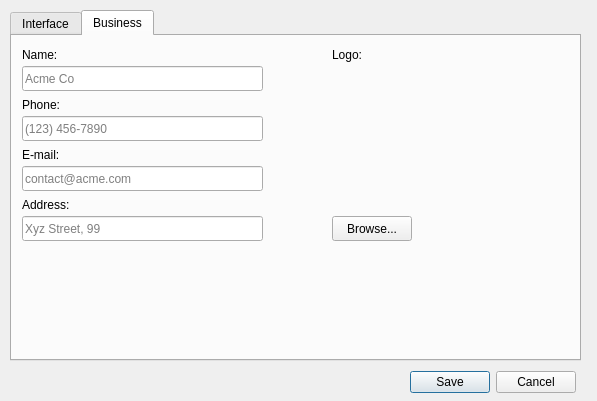
MysteriousSonOfGod/pyofsale, file settingsWindow/form.ui: the form before one commit.
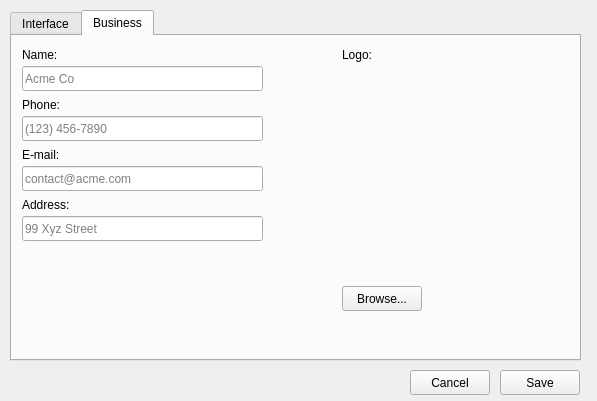
The form after the commit. The open tabs and pages were chosen to show the change. Icons and pictures are not drawn.

Commit message: Fixes business info settings

```diff
--- a/settingsWindow/form.ui
+++ b/settingsWindow/form.ui
@@ -183,12 +183,15 @@
     <widget class="QPushButton" name="browseBtn">
      <property name="geometry">
       <rect>
-       <x>320</x>
-       <y>180</y>
+       <x>330</x>
+       <y>250</y>
        <width>80</width>
        <height>25</height>
       </rect>
      </property>
+     <property name="focusPolicy">
+      <enum>Qt::NoFocus</enum>
+     </property>
      <property name="text">
       <string>Browse...</string>
      </property>
@@ -229,7 +232,7 @@
       </rect>
      </property>
      <property name="placeholderText">
-      <string>Xyz Street, 99</string>
+      <string>99 Xyz Street</string>
      </property>
     </widget>
     <widget class="QLabel" name="nameLabel">
@@ -287,7 +290,7 @@
     <widget class="QLabel" name="logoLabel">
      <property name="geometry">
       <rect>
-       <x>320</x>
+       <x>330</x>
        <y>10</y>
        <width>54</width>
        <height>17</height>
@@ -297,19 +300,81 @@
       <string>Logo:</string>
      </property>
     </widget>
+    <widget class="QLabel" name="businessLogo">
+     <property name="geometry">
+      <rect>
+       <x>330</x>
+       <y>40</y>
+       <width>200</width>
+       <height>200</height>
+      </rect>
+     </property>
+     <property name="text">
+      <string/>
+     </property>
+     <property name="textFormat">
+      <enum>Qt::AutoText</enum>
+     </property>
+     <property name="scaledContents">
+      <bool>true</bool>
+     </property>
+     <property name="alignment">
+      <set>Qt::AlignCenter</set>
+     </property>
+     <property name="wordWrap">
+      <bool>false</bool>
+     </property>
+     <property name="margin">
+      <number>0</number>
+     </property>
+     <property name="indent">
+      <number>-1</number>
+     </property>
+     <property name="openExternalLinks">
+      <bool>false</bool>
+     </property>
+    </widget>
    </widget>
   </widget>
-  <widget class="QDialogButtonBox" name="buttonBox">
+  <widget class="QPushButton" name="saveBtn">
+   <property name="geometry">
+    <rect>
+     <x>500</x>
+     <y>370</y>
+     <width>80</width>
+     <height>25</height>
+    </rect>
+   </property>
+   <property name="focusPolicy">
+    <enum>Qt::TabFocus</enum>
+   </property>
+   <property name="text">
+    <string>Save</string>
+   </property>
+   <property name="icon">
+    <iconset theme="document-save"/>
+   </property>
+   <property name="autoDefault">
+    <bool>false</bool>
+   </property>
+  </widget>
+  <widget class="QPushButton" name="cancelBtn">
    <property name="geometry">
     <rect>
      <x>410</x>
      <y>370</y>
-     <width>166</width>
+     <width>80</width>
      <height>25</height>
     </rect>
    </property>
-   <property name="standardButtons">
-    <set>QDialogButtonBox::Cancel|QDialogButtonBox::Save</set>
+   <property name="focusPolicy">
+    <enum>Qt::NoFocus</enum>
+   </property>
+   <property name="text">
+    <string>Cancel</string>
+   </property>
+   <property name="icon">
+    <iconset theme="edit-delete"/>
    </property>
   </widget>
  </widget>
```
Left out of the diff: 79 changed lines with no effect on the pictures. The commit also changes 2 other files.
